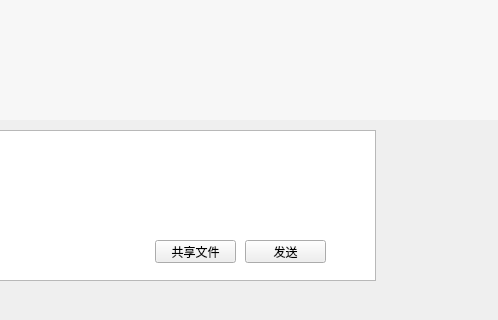
Above: Client/chat_mainwindow.ui from Jerison/cloud_disk before the change; both pictures show x 195 to 693 and y 306 to 626 of the 693 by 626 pixel window. Below: the same form after it.
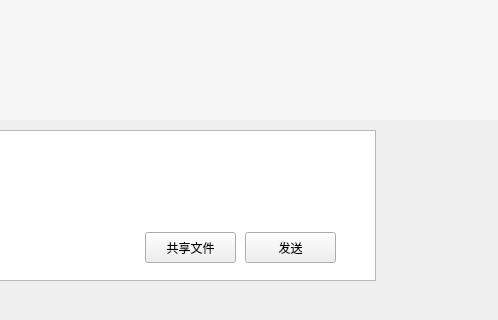
That is the form after the change.

```diff
--- a/Client/chat_mainwindow.ui
+++ b/Client/chat_mainwindow.ui
@@ -97,9 +97,9 @@
        <property name="geometry">
         <rect>
          <x>440</x>
-         <y>120</y>
-         <width>81</width>
-         <height>23</height>
+         <y>112</y>
+         <width>91</width>
+         <height>31</height>
         </rect>
        </property>
        <property name="text">
@@ -109,10 +109,10 @@
       <widget class="QPushButton" name="pushButton_2">
        <property name="geometry">
         <rect>
-         <x>350</x>
-         <y>120</y>
-         <width>81</width>
-         <height>23</height>
+         <x>340</x>
+         <y>112</y>
+         <width>91</width>
+         <height>31</height>
         </rect>
        </property>
        <property name="text">
```
